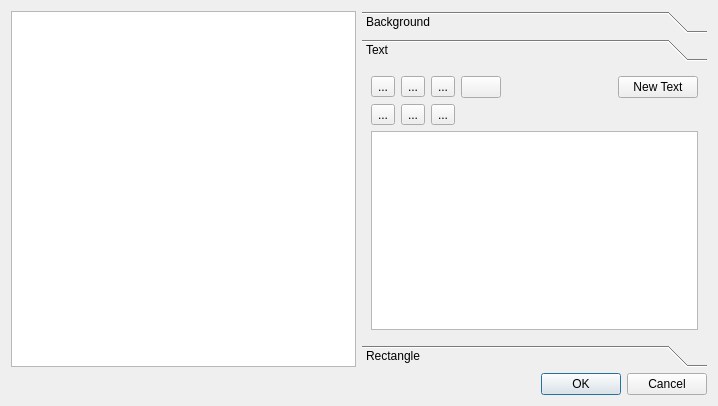
The window that src/widgets/titlewidget_ui.ui (KDE/kdenlive) describes before a commit, drawn with Qt 5.
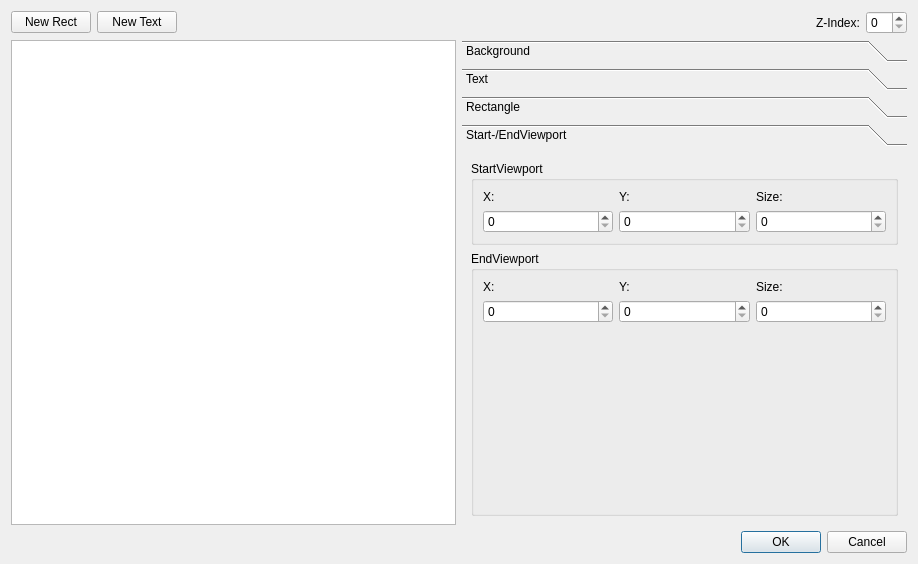
The same window after the commit. The open tabs and pages were chosen to show the change. Custom widgets are drawn as their Qt base class.

What changed in the file:
```diff
--- a/src/widgets/titlewidget_ui.ui
+++ b/src/widgets/titlewidget_ui.ui
@@ -5,8 +5,8 @@
    <rect>
     <x>0</x>
     <y>0</y>
-    <width>718</width>
-    <height>406</height>
+    <width>918</width>
+    <height>564</height>
    </rect>
   </property>
   <property name="windowTitle" >
@@ -14,14 +14,61 @@
   </property>
   <layout class="QGridLayout" >
    <item row="0" column="0" >
-    <layout class="QVBoxLayout" >
-     <item>
+    <layout class="QGridLayout" >
+     <item row="0" column="0" >
+      <layout class="QHBoxLayout" >
+       <item>
+        <widget class="QPushButton" name="newRectButton" >
+         <property name="text" >
+          <string>New Rect</string>
+         </property>
+        </widget>
+       </item>
+       <item>
+        <widget class="QPushButton" name="newTextButton" >
+         <property name="text" >
+          <string>New Text</string>
+         </property>
+        </widget>
+       </item>
+       <item>
+        <spacer>
+         <property name="orientation" >
+          <enum>Qt::Horizontal</enum>
+         </property>
+         <property name="sizeHint" >
+          <size>
+           <width>40</width>
+           <height>20</height>
+          </size>
+         </property>
+        </spacer>
+       </item>
+       <item>
+        <widget class="QLabel" name="label_12" >
+         <property name="text" >
+          <string>Z-Index:</string>
+         </property>
+        </widget>
+       </item>
+       <item>
+        <widget class="QSpinBox" name="spinBox" />
+       </item>
+      </layout>
+     </item>
+     <item row="1" column="0" >
       <layout class="QHBoxLayout" >
        <item>
         <widget class="QGraphicsView" name="graphicsView" />
        </item>
        <item>
         <widget class="QToolBox" name="toolBox" >
+         <property name="sizePolicy" >
+          <sizepolicy vsizetype="Expanding" hsizetype="Expanding" >
+           <horstretch>0</horstretch>
+           <verstretch>0</verstretch>
+          </sizepolicy>
+         </property>
          <property name="currentIndex" >
           <number>2</number>
          </property>
@@ -62,8 +109,8 @@
            <rect>
             <x>0</x>
             <y>0</y>
-            <width>286</width>
-            <height>136</height>
+            <width>441</width>
+            <height>366</height>
            </rect>
           </property>
           <attribute name="label" >
@@ -96,7 +143,14 @@
                 </widget>
                </item>
                <item>
-                <widget class="KColorButton" name="kcolorbutton_2" />
+                <widget class="KColorButton" name="fontColorButton" />
+               </item>
+               <item>
+                <widget class="QSlider" name="textAlpha" >
+                 <property name="orientation" >
+                  <enum>Qt::Horizontal</enum>
+                 </property>
+                </widget>
                </item>
                <item>
                 <spacer>
@@ -111,13 +165,6 @@
                  </property>
                 </spacer>
                </item>
-               <item>
-                <widget class="QPushButton" name="newTextButton" >
-                 <property name="text" >
-                  <string>New Text</string>
-                 </property>
-                </widget>
-               </item>
               </layout>
              </item>
              <item>
@@ -144,13 +191,39 @@
                 </widget>
                </item>
                <item>
-                <widget class="KFontRequester" name="kfontrequester" />
+                <spacer>
+                 <property name="orientation" >
+                  <enum>Qt::Horizontal</enum>
+                 </property>
+                 <property name="sizeHint" >
+                  <size>
+                   <width>40</width>
+                   <height>20</height>
+                  </size>
+                 </property>
+                </spacer>
                </item>
               </layout>
              </item>
+             <item>
+              <widget class="KFontRequester" name="kfontrequester" />
+             </item>
              <item>
               <widget class="KTextEdit" name="ktextedit" />
              </item>
+             <item>
+              <spacer>
+               <property name="orientation" >
+                <enum>Qt::Vertical</enum>
+               </property>
+               <property name="sizeHint" >
+                <size>
+                 <width>20</width>
+                 <height>40</height>
+                </size>
+               </property>
+              </spacer>
+             </item>
             </layout>
            </item>
           </layout>
@@ -170,13 +243,6 @@
           <layout class="QGridLayout" >
            <item row="0" column="0" >
             <layout class="QVBoxLayout" >
-             <item>
-              <widget class="QPushButton" name="newRectButton" >
-               <property name="text" >
-                <string>New Rect</string>
-               </property>
-              </widget>
-             </item>
              <item>
               <widget class="QGroupBox" name="groupBox" >
                <property name="title" >
@@ -216,8 +282,18 @@
                     </property>
                    </widget>
                   </item>
-                  <item row="3" column="2" >
-                   <widget class="QSpinBox" name="spinBox" />
+                  <item row="1" column="1" >
+                   <widget class="QSpinBox" name="rectLineWidth" />
+                  </item>
+                  <item row="2" column="0" >
+                   <widget class="QLabel" name="label_11" >
+                    <property name="text" >
+                     <string>Color</string>
+                    </property>
+                   </widget>
+                  </item>
+                  <item row="2" column="1" >
+                   <widget class="KColorButton" name="rectFColor" />
                   </item>
                  </layout>
                 </item>
@@ -263,8 +339,143 @@
                     </property>
                    </widget>
                   </item>
-                  <item row="2" column="1" >
-                   <widget class="QSpinBox" name="spinBox_2" />
+                  <item row="1" column="1" >
+                   <widget class="KColorButton" name="rectBColor" />
+                  </item>
+                 </layout>
+                </item>
+                <item row="1" column="0" >
+                 <spacer>
+                  <property name="orientation" >
+                   <enum>Qt::Vertical</enum>
+                  </property>
+                  <property name="sizeHint" >
+                   <size>
+                    <width>20</width>
+                    <height>400</height>
+                   </size>
+                  </property>
+                 </spacer>
+                </item>
+               </layout>
+              </widget>
+             </item>
+            </layout>
+           </item>
+          </layout>
+         </widget>
+         <widget class="QWidget" name="Seite" >
+          <property name="geometry" >
+           <rect>
+            <x>0</x>
+            <y>0</y>
+            <width>214</width>
+            <height>202</height>
+           </rect>
+          </property>
+          <attribute name="label" >
+           <string>Start-/EndViewport</string>
+          </attribute>
+          <layout class="QGridLayout" >
+           <item row="0" column="0" >
+            <layout class="QVBoxLayout" >
+             <item>
+              <widget class="QGroupBox" name="groupBox_3" >
+               <property name="title" >
+                <string>StartViewport</string>
+               </property>
+               <layout class="QGridLayout" >
+                <item row="0" column="0" >
+                 <layout class="QGridLayout" >
+                  <item row="0" column="0" >
+                   <widget class="QLabel" name="label_8" >
+                    <property name="text" >
+                     <string>X:</string>
+                    </property>
+                   </widget>
+                  </item>
+                  <item row="0" column="1" >
+                   <widget class="QLabel" name="label_9" >
+                    <property name="text" >
+                     <string>Y:</string>
+                    </property>
+                   </widget>
+                  </item>
+                  <item row="0" column="2" >
+                   <widget class="QLabel" name="label_10" >
+                    <property name="text" >
+                     <string>Size:</string>
+                    </property>
+                   </widget>
+                  </item>
+                  <item row="1" column="0" >
+                   <widget class="QSpinBox" name="spinBox_3" />
+                  </item>
+                  <item row="1" column="1" >
+                   <widget class="QSpinBox" name="spinBox_4" />
+                  </item>
+                  <item row="1" column="2" >
+                   <widget class="QSpinBox" name="spinBox_5" />
+                  </item>
+                 </layout>
+                </item>
+               </layout>
+              </widget>
+             </item>
+             <item>
+              <widget class="QGroupBox" name="groupBox_4" >
+               <property name="title" >
+                <string>EndViewport</string>
+               </property>
+               <layout class="QGridLayout" >
+                <item row="0" column="0" >
+                 <layout class="QVBoxLayout" >
+                  <item>
+                   <layout class="QGridLayout" >
+                    <item row="0" column="0" >
+                     <widget class="QLabel" name="label_5" >
+                      <property name="text" >
+                       <string>X:</string>
+                      </property>
+                     </widget>
+                    </item>
+                    <item row="0" column="1" >
+                     <widget class="QLabel" name="label_6" >
+                      <property name="text" >
+                       <string>Y:</string>
+                      </property>
+                     </widget>
+                    </item>
+                    <item row="0" column="2" >
+                     <widget class="QLabel" name="label_7" >
+                      <property name="text" >
+                       <string>Size:</string>
+                      </property>
+                     </widget>
+                    </item>
+                    <item row="1" column="0" >
+                     <widget class="QSpinBox" name="spinBox_6" />
+                    </item>
+                    <item row="1" column="1" >
+                     <widget class="QSpinBox" name="spinBox_7" />
+                    </item>
+                    <item row="1" column="2" >
+                     <widget class="QSpinBox" name="spinBox_8" />
+                    </item>
+                   </layout>
+                  </item>
+                  <item>
+                   <spacer>
+                    <property name="orientation" >
+                     <enum>Qt::Vertical</enum>
+                    </property>
+                    <property name="sizeHint" >
+                     <size>
+                      <width>20</width>
+                      <height>400</height>
+                     </size>
+                    </property>
+                   </spacer>
                   </item>
                  </layout>
                 </item>
@@ -279,7 +490,7 @@
        </item>
       </layout>
      </item>
-     <item>
+     <item row="2" column="0" >
       <widget class="QDialogButtonBox" name="buttonBox" >
        <property name="orientation" >
         <enum>Qt::Horizontal</enum>
```
Left out of the diff: 103 changed lines with no effect on the pictures.
